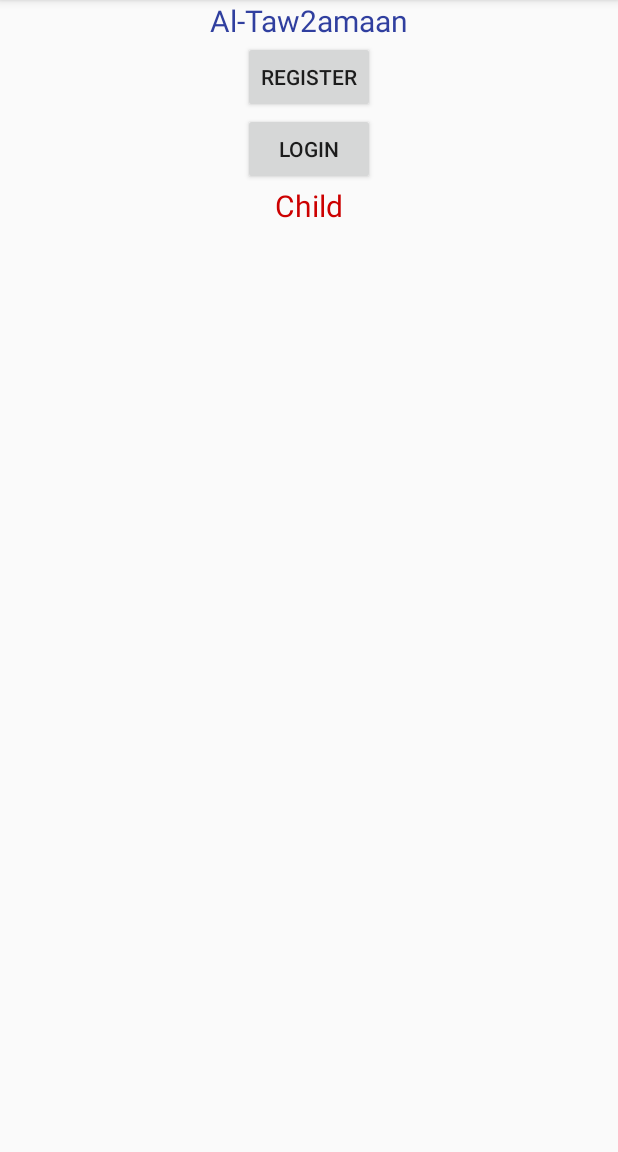
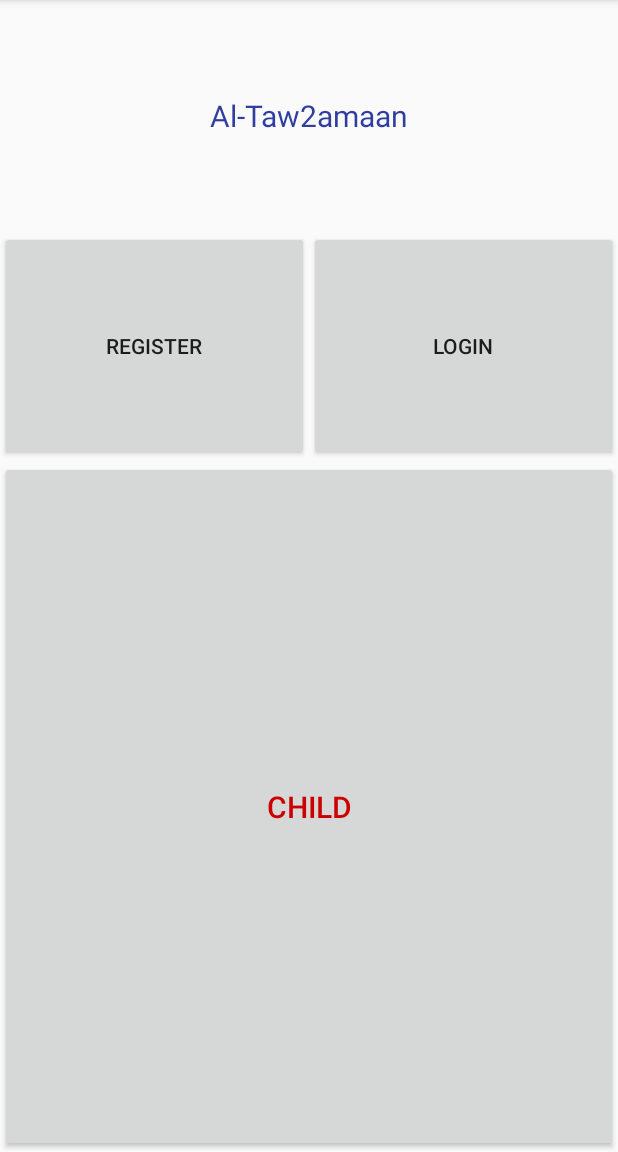
Before and after one commit to Muhammad7Salah/AlTaw2aman, an Android app: the screen it shows after launch (MainActivity), on a phone screen of 412 x 824 dp, the part 84-1236 px from its top. Run offline under Robolectric (Android 15) with nearby library versions, the phone set to English and light mode, and no system bars.

Commit message:
add google maps UI improvement Connect Firebase Register Using Firebase with only email and password

```diff
--- a/app/build.gradle
+++ b/app/build.gradle
@@ -27,5 +27,9 @@ dependencies {
     compile 'com.android.support:appcompat-v7:23.4.0'
     compile 'com.android.support.constraint:constraint-layout:1.0.2'
     compile 'com.google.android.gms:play-services-maps:10.0.1'
+    compile 'com.google.firebase:firebase-auth:10.0.1'
     testCompile 'junit:junit:4.12'
 }
+
+
+apply plugin: 'com.google.gms.google-services'
--- a/app/src/debug/res/values/google_maps_api.xml
+++ b/app/src/debug/res/values/google_maps_api.xml
@@ -21,6 +21,6 @@
     string in this file.
     -->
     <string name="google_maps_key" templateMergeStrategy="preserve" translatable="false">
-        YOUR_KEY_HERE
+        AIzaSyBbnaM3xxyqYCR_yBEnXvf_1TjiQ6NUCm0
     </string>
 </resources>
--- a/app/src/main/AndroidManifest.xml
+++ b/app/src/main/AndroidManifest.xml
@@ -8,6 +8,7 @@
          location permissions for the 'MyLocation' functionality.
     -->
     <uses-permission android:name="android.permission.ACCESS_FINE_LOCATION" />
+    <uses-permission android:name="android.permission.ACCESS_COARSE_LOCATION"/>
 
     <application
         android:allowBackup="true"
--- a/app/src/main/res/layout/activity_child_view.xml
+++ b/app/src/main/res/layout/activity_child_view.xml
@@ -10,7 +10,8 @@
         android:layout_width="368dp"
         android:layout_height="495dp"
         android:id="@+id/signupChild"
-        android:text="Sign Up"
+        android:text="Sign Up as a Child"
+        android:textColor="@android:color/white"
         android:onClick="signUpChild"
         android:background="@color/colorPrimary"
         app:layout_constraintBottom_toBottomOf="parent"
--- a/app/src/main/res/layout/activity_main.xml
+++ b/app/src/main/res/layout/activity_main.xml
@@ -5,42 +5,53 @@
     android:orientation="vertical"
     android:layout_width="match_parent"
     android:layout_height="match_parent"
+    android:weightSum="5"
     tools:context="com.example.ziko_.altaw2aman.MainActivity">
 
     <TextView
         android:layout_width="match_parent"
-        android:layout_height="wrap_content"
+        android:layout_height="match_parent"
         android:textSize="20dp"
         android:textColor="@color/colorPrimaryDark"
         android:gravity="center"
-        android:text="Al-Taw2amaan"/>
+        android:text="Al-Taw2amaan"
+        android:layout_weight="2"/>
+    <LinearLayout
+        android:layout_width="match_parent"
+        android:layout_height="match_parent"
+        android:orientation="horizontal"
+        android:layout_weight="2">
 
     <Button
         android:id="@+id/RegisterButton"
         android:layout_width="wrap_content"
-        android:layout_height="wrap_content"
-        android:layout_gravity="center"
+        android:layout_height="match_parent"
+        android:layout_gravity="left"
         android:onClick="Registration"
-        android:text="Register"/>
+        android:text="Register"
+        android:layout_weight="1"/>
 
 
     <Button
         android:id="@+id/LoginButton"
         android:layout_width="wrap_content"
-        android:layout_height="wrap_content"
-        android:layout_gravity="center"
+        android:layout_height="match_parent"
+        android:layout_gravity="right"
         android:onClick="Login"
-        android:text="Login"/>
+        android:text="Login"
+        android:layout_weight="1"/>
 
-    <TextView
+    </LinearLayout>
+    <Button
         android:id="@+id/ChildButton"
-        android:layout_width="wrap_content"
-        android:layout_height="wrap_content"
+        android:layout_width="match_parent"
+        android:layout_height="match_parent"
         android:layout_gravity="center"
         android:textSize="20dp"
         android:textColor="@android:color/holo_red_dark"
         android:clickable="true"
         android:onClick="Child"
-        android:text="Child"/>
+        android:text="Child"
+        android:layout_weight="1"/>
 
 </LinearLayout>
--- a/app/src/main/res/values/strings.xml
+++ b/app/src/main/res/values/strings.xml
@@ -1,5 +1,7 @@
 <resources>
     <string name="app_name">altaw2aman</string>
     <string name="title_activity_maps">Map</string>
+    <string name="auth_failed">Check the internet</string>
+
 
 </resources>
--- a/build.gradle
+++ b/build.gradle
@@ -5,8 +5,9 @@ buildscript {
         jcenter()
     }
     dependencies {
-        classpath 'com.android.tools.build:gradle:2.3.1'
+        classpath 'com.android.tools.build:gradle:2.3.2'
 
+        classpath 'com.google.gms:google-services:3.0.0'
         // NOTE: Do not place your application dependencies here; they belong
         // in the individual module build.gradle files
     }
```
Also changed, not shown: app/src/main/java/com/example/ziko_/altaw2aman/ChildView.java (+4 -4 lines), app/src/main/java/com/example/ziko_/altaw2aman/HomeView.java (+7 -0 lines), app/src/main/java/com/example/ziko_/altaw2aman/MapsActivity.java (+12 -4 lines), app/src/main/java/com/example/ziko_/altaw2aman/RegistrationView.java (+55 -0 lines), app/src/main/res/layout/activity_home_view.xml (+11 -2 lines), app/src/main/res/drawable-hdpi/babys_room_96.png (added), app/src/main/res/drawable-mdpi/babys_room_96.png (added), app/src/main/res/drawable-xhdpi/babys_room_96.png (added), app/src/main/res/drawable-xxhdpi/babys_room_96.png (added), app/src/main/res/drawable-xxxhdpi/babys_room_96.png (added).
